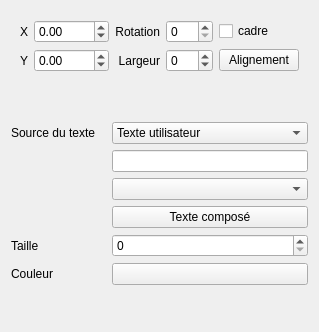
This is sources/editor/ui/dynamictextfieldeditor.ui in qelectrotech/qelectrotech-source-mirror as Qt 5 draws it before an edit. The edited form follows.
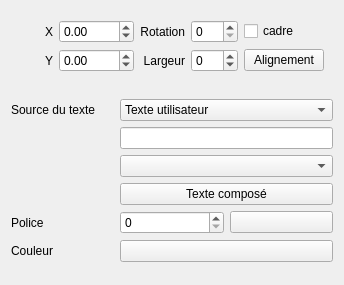
This is the edited form.

Commit message: Element editor : The font of the dynamic text field can be edited. The font of the static text field can be edited. The color of the static text field can be edited.

```diff
--- a/sources/editor/ui/dynamictextfieldeditor.ui
+++ b/sources/editor/ui/dynamictextfieldeditor.ui
@@ -6,8 +6,8 @@
    <rect>
     <x>0</x>
     <y>0</y>
-    <width>299</width>
-    <height>332</height>
+    <width>344</width>
+    <height>285</height>
    </rect>
   </property>
   <property name="windowTitle">
@@ -76,13 +76,10 @@
    <item row="6" column="0">
     <widget class="QLabel" name="label">
      <property name="text">
-      <string>Taille</string>
+      <string>Police</string>
      </property>
     </widget>
    </item>
-   <item row="6" column="1" colspan="2">
-    <widget class="QSpinBox" name="m_size_sb"/>
-   </item>
    <item row="2" column="0">
     <widget class="QLabel" name="label_4">
      <property name="text">
@@ -206,6 +203,16 @@
      </layout>
     </widget>
    </item>
+   <item row="6" column="1">
+    <widget class="QSpinBox" name="m_size_sb"/>
+   </item>
+   <item row="6" column="2">
+    <widget class="QPushButton" name="m_font_pb">
+     <property name="text">
+      <string/>
+     </property>
+    </widget>
+   </item>
   </layout>
  </widget>
  <resources/>
```
The commit also changes 12 other files.
